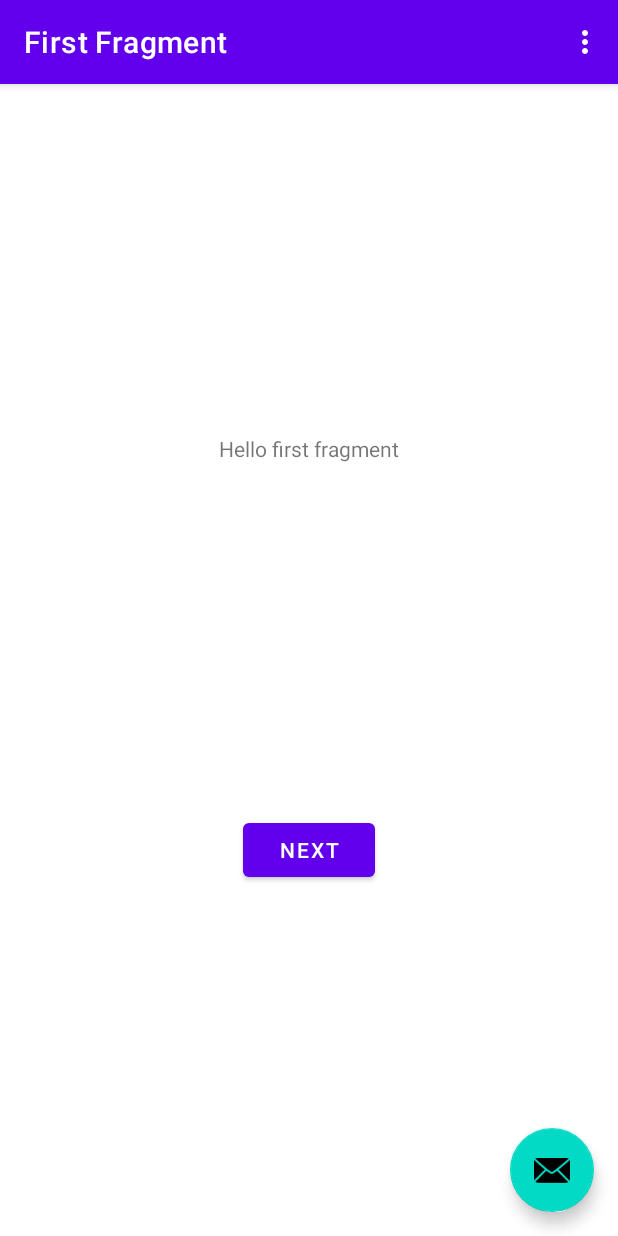
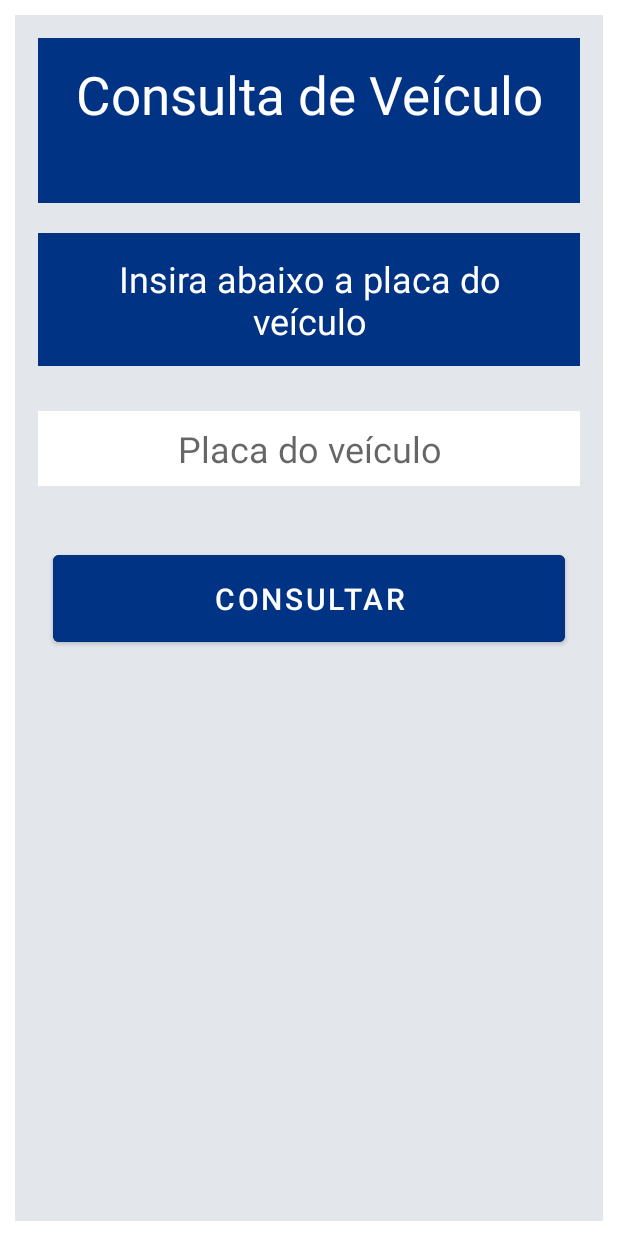
Before and after one commit to DaviMCC/AZ-Modulo-Fiscal, an Android app: the screen it shows after launch (MainActivity before the commit, VerficarVeiculoActivity after it), on a phone screen of 412 x 824 dp. Run offline under Robolectric (Android 15) with nearby library versions, the phone set to English and light mode, and no system bars.

Commit message:
Commit 3

```diff
--- a/app/src/main/AndroidManifest.xml
+++ b/app/src/main/AndroidManifest.xml
@@ -11,9 +11,6 @@
         android:theme="@style/Theme.AzZonaAzulModuloFiscal">
         <activity
             android:name=".VerficarVeiculoActivity"
-            android:exported="false" />
-        <activity
-            android:name=".MainActivity"
             android:exported="true"
             android:label="@string/app_name"
             android:theme="@style/Theme.AzZonaAzulModuloFiscal.NoActionBar">
--- a/app/src/main/java/br/com/azzonaazul/modulofiscal/MainActivity.kt
+++ /dev/null
@@ -1,58 +0,0 @@
-package br.com.azzonaazul.modulofiscal
-
-import android.os.Bundle
-import com.google.android.material.snackbar.Snackbar
-import androidx.appcompat.app.AppCompatActivity
-import androidx.navigation.findNavController
-import androidx.navigation.ui.AppBarConfiguration
-import androidx.navigation.ui.navigateUp
-import androidx.navigation.ui.setupActionBarWithNavController
-import android.view.Menu
-import android.view.MenuItem
-import br.com.azzonaazul.modulofiscal.databinding.ActivityMainBinding
-
-class MainActivity : AppCompatActivity() {
-
-    private lateinit var appBarConfiguration: AppBarConfiguration
-    private lateinit var binding: ActivityMainBinding
-
-    override fun onCreate(savedInstanceState: Bundle?) {
-        super.onCreate(savedInstanceState)
-
-        binding = ActivityMainBinding.inflate(layoutInflater)
-        setContentView(binding.root)
-
-        setSupportActionBar(binding.toolbar)
-
-        val navController = findNavController(R.id.nav_host_fragment_content_main)
-        appBarConfiguration = AppBarConfiguration(navController.graph)
-        setupActionBarWithNavController(navController, appBarConfiguration)
-
-        binding.fab.setOnClickListener { view ->
-            Snackbar.make(view, "Replace with your own action", Snackbar.LENGTH_LONG)
-                .setAction("Action", null).show()
-        }
-    }
-
-    override fun onCreateOptionsMenu(menu: Menu): Boolean {
-        // Inflate the menu; this adds items to the action bar if it is present.
-        menuInflater.inflate(R.menu.menu_main, menu)
-        return true
-    }
-
-    override fun onOptionsItemSelected(item: MenuItem): Boolean {
-        // Handle action bar item clicks here. The action bar will
-        // automatically handle clicks on the Home/Up button, so long
-        // as you specify a parent activity in AndroidManifest.xml.
-        return when (item.itemId) {
-            R.id.action_settings -> true
-            else -> super.onOptionsItemSelected(item)
-        }
-    }
-
-    override fun onSupportNavigateUp(): Boolean {
-        val navController = findNavController(R.id.nav_host_fragment_content_main)
-        return navController.navigateUp(appBarConfiguration)
-                || super.onSupportNavigateUp()
-    }
-}
--- a/app/src/main/java/br/com/azzonaazul/modulofiscal/VerficarVeiculoActivity.kt
+++ b/app/src/main/java/br/com/azzonaazul/modulofiscal/VerficarVeiculoActivity.kt
@@ -2,10 +2,41 @@ package br.com.azzonaazul.modulofiscal
 
 import androidx.appcompat.app.AppCompatActivity
 import android.os.Bundle
+import android.view.View
+import androidx.appcompat.widget.AppCompatButton
+import androidx.appcompat.widget.AppCompatEditText
+import androidx.appcompat.widget.AppCompatTextView
+import com.google.android.material.snackbar.Snackbar
 
 class VerficarVeiculoActivity : AppCompatActivity() {
+
+    private lateinit var etPlaca : AppCompatEditText
+    private lateinit var btnConsultar : AppCompatButton
+    private lateinit var btnRegistrar: AppCompatButton
+    private lateinit var tvMsgStatus : AppCompatTextView
+
     override fun onCreate(savedInstanceState: Bundle?) {
         super.onCreate(savedInstanceState)
         setContentView(R.layout.activity_verficar_veiculo)
+
+
+        etPlaca = findViewById(R.id.etPlaca)
+        btnConsultar = findViewById(R.id.btnConsultar)
+        btnRegistrar = findViewById(R.id.btnRegistrar)
+        tvMsgStatus = findViewById(R.id.tvMsgStatus)
+
     }
+
+    private fun consultarPlaca(){
+        if(etPlaca.text.isNullOrBlank()){
+            Snackbar.make(tvMsgStatus, "Informe a placa do veículo que deseja consultar", Snackbar.LENGTH_LONG).show()
+        }else{
+            tvMsgStatus.text = "A placa" + etPlaca + "está irregular";
+            tvMsgStatus.visibility = View.VISIBLE;
+            btnRegistrar.visibility = View.VISIBLE;
+            etPlaca.text!!.clear();
+
+        }
+    }
+
 }
--- a/app/src/main/res/layout/activity_main.xml
+++ /dev/null
@@ -1,34 +0,0 @@
-<?xml version="1.0" encoding="utf-8"?>
-<androidx.coordinatorlayout.widget.CoordinatorLayout xmlns:android="http://schemas.android.com/apk/res/android"
-    xmlns:app="http://schemas.android.com/apk/res-auto"
-    xmlns:tools="http://schemas.android.com/tools"
-    android:layout_width="match_parent"
-    android:layout_height="match_parent"
-    tools:context=".MainActivity">
-
-    <com.google.android.material.appbar.AppBarLayout
-        android:layout_width="match_parent"
-        android:layout_height="wrap_content"
-        android:theme="@style/Theme.AzZonaAzulModuloFiscal.AppBarOverlay">
-
-        <androidx.appcompat.widget.Toolbar
-            android:id="@+id/toolbar"
-            android:layout_width="match_parent"
-            android:layout_height="?attr/actionBarSize"
-            android:background="?attr/colorPrimary"
-            app:popupTheme="@style/Theme.AzZonaAzulModuloFiscal.PopupOverlay" />
-
-    </com.google.android.material.appbar.AppBarLayout>
-
-    <include layout="@layout/content_main" />
-
-    <com.google.android.material.floatingactionbutton.FloatingActionButton
-        android:id="@+id/fab"
-        android:layout_width="wrap_content"
-        android:layout_height="wrap_content"
-        android:layout_gravity="bottom|end"
-        android:layout_marginEnd="@dimen/fab_margin"
-        android:layout_marginBottom="16dp"
-        app:srcCompat="@android:drawable/ic_dialog_email" />
-
-</androidx.coordinatorlayout.widget.CoordinatorLayout>
--- a/app/src/main/res/layout/activity_verficar_veiculo.xml
+++ b/app/src/main/res/layout/activity_verficar_veiculo.xml
@@ -39,24 +39,54 @@
         android:layout_width="match_parent"
         android:layout_height="wrap_content"
         android:hint="@string/placa_do_ve_culo"
-        android:minHeight="48dp"
+        android:minHeight="50dp"
         android:textSize="24sp"
-        android:layout_marginTop="20dp"
+        android:layout_marginTop="30dp"
         android:background="@color/white"
         android:textAlignment="center"
+        android:id="@+id/etPlaca"
         />
 
+    <Button
+        android:id="@+id/btnConsultar"
+        android:layout_width="match_parent"
+        android:layout_height="70dp"
+        android:text="Consultar"
+        android:layout_marginTop="40dp"
+        android:layout_marginStart="10dp"
+        android:layout_marginEnd="10dp"
+        android:textSize="20sp"
+        android:textAlignment="center"
+        android:backgroundTint="#003383"
+        />
+
+    <androidx.appcompat.widget.AppCompatTextView
+        android:layout_width="wrap_content"
+        android:layout_height="wrap_content"
+        android:layout_gravity="center_horizontal"
+        android:text="Não há pagamentos encontrados para a placa inserida"
+        android:textSize="24dp"
+        android:layout_marginTop="15dp"
+        android:textColor="@color/design_default_color_error"
+        android:layout_marginStart="10dp"
+        android:layout_marginEnd="10dp"
+        android:textAlignment="center"
+        android:visibility="gone"
+        android:id="@+id/tvMsgStatus"
+        />
 
     <Button
-        android:id="@+id/button"
-        android:layout_width="wrap_content"
-        android:layout_height="wrap_content"
-        android:text="Consultar" />
-
-    <Button
-        android:id="@+id/button3"
-        android:layout_width="wrap_content"
-        android:layout_height="wrap_content"
-        android:text="Registrar Irregularidade" />
+        android:id="@+id/btnRegistrar"
+        android:layout_width="match_parent"
+        android:layout_height="70dp"
+        android:text="Registrar irregularidade"
+        android:layout_marginTop="25dp"
+        android:layout_marginStart="10dp"
+        android:layout_marginEnd="10dp"
+        android:textSize="20sp"
+        android:textAlignment="center"
+        android:backgroundTint="#003383"
+        android:visibility="gone"
+        />
 
 </androidx.appcompat.widget.LinearLayoutCompat>
```
